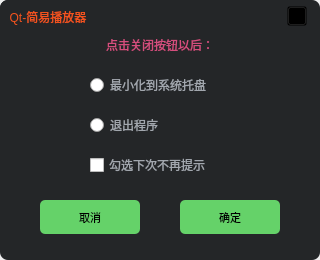
This is VideoPlayer/messagebox/ExitDialog.ui in huizhang556/pc-video-player as Qt 5 draws it before an edit. The edited form follows.
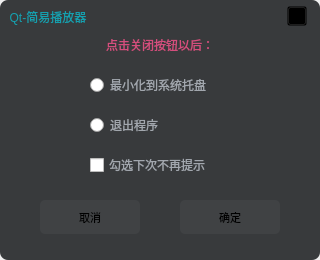
This is the edited form. Icons and pictures are not drawn.

The edit to the form file:
```diff
--- a/VideoPlayer/messagebox/ExitDialog.ui
+++ b/VideoPlayer/messagebox/ExitDialog.ui
@@ -49,7 +49,7 @@
      <property name="styleSheet">
       <string notr="true">#widget_mask
 {
-background-color:#242628;
+background-color: rgba(36, 38, 40,0.9);
 border:0px solid #5f6367;
 border-radius: 8px;
 }</string>
@@ -185,14 +185,14 @@
       <property name="styleSheet">
        <string notr="true">QPushButton
 {
-background-color:rgb(101,210,105);
+background-color:rgb(64, 66, 68);
 font-size:11px;
 font:11pt &quot;微软雅黑&quot;;
 color:black;
 border-radius: 5px;
 }
 
-QPushButton:hover
+QPushButton:checked,QPushButton:hover
 {
 border:2px solid #9e9e9e;
 background-color: #d44e7d;
@@ -227,14 +227,14 @@
       <property name="styleSheet">
        <string notr="true">QPushButton
 {
-background-color:rgb(101,210,105);
+background-color:rgb(64, 66, 68);
 font-size:11px;
 font:11pt &quot;微软雅黑&quot;;
 color:black;
 border-radius: 5px;
 }
 
-QPushButton:hover
+QPushButton:checked,QPushButton:hover
 {
 border:2px solid #9e9e9e;
 background-color: #d44e7d;
@@ -271,7 +271,7 @@
 {
 border-top-left-radius: 8px;
 border-top-right-radius: 8px;
-background-color:#242628;
+background-color: transparent;
 }</string>
       </property>
       <property name="frameShape">
@@ -313,7 +313,7 @@
          <property name="styleSheet">
           <string notr="true">#label
 {
-color: #f3531e;
+color:qlineargradient(spread:pad,x1:0,y1:0,x2:1,y2:0,stop:0 #72c2c6, stop:1  #15a0af);
 font: 400 14px &quot;微软雅黑&quot;; 
 background-color: transparent;
 }
```
